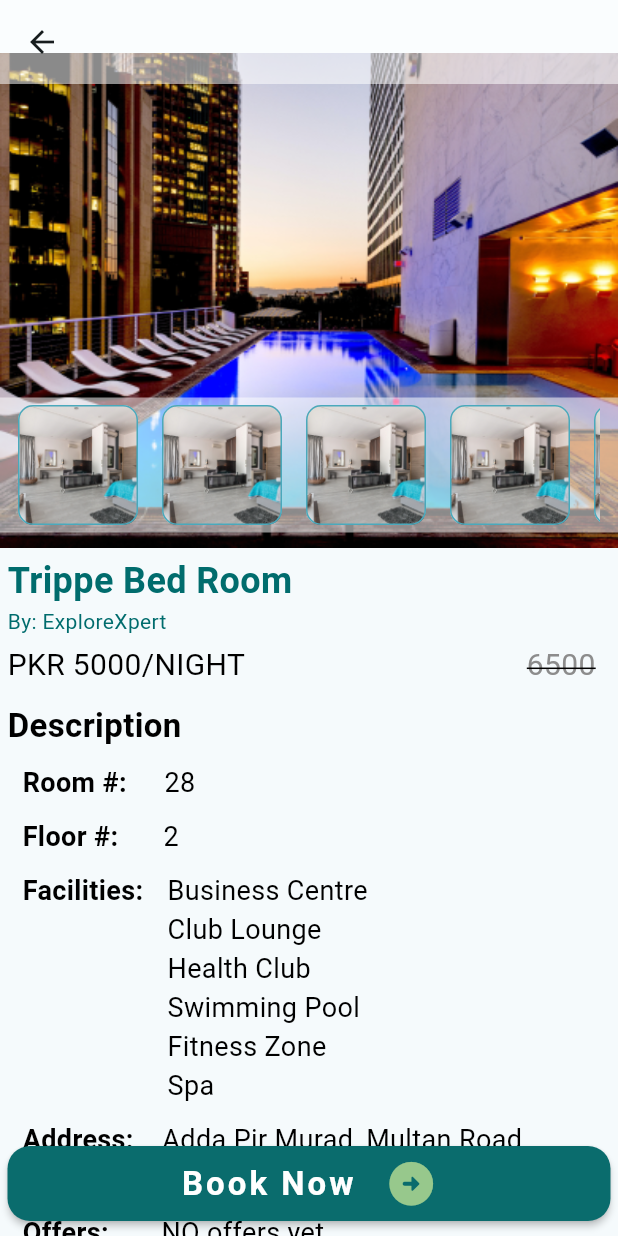
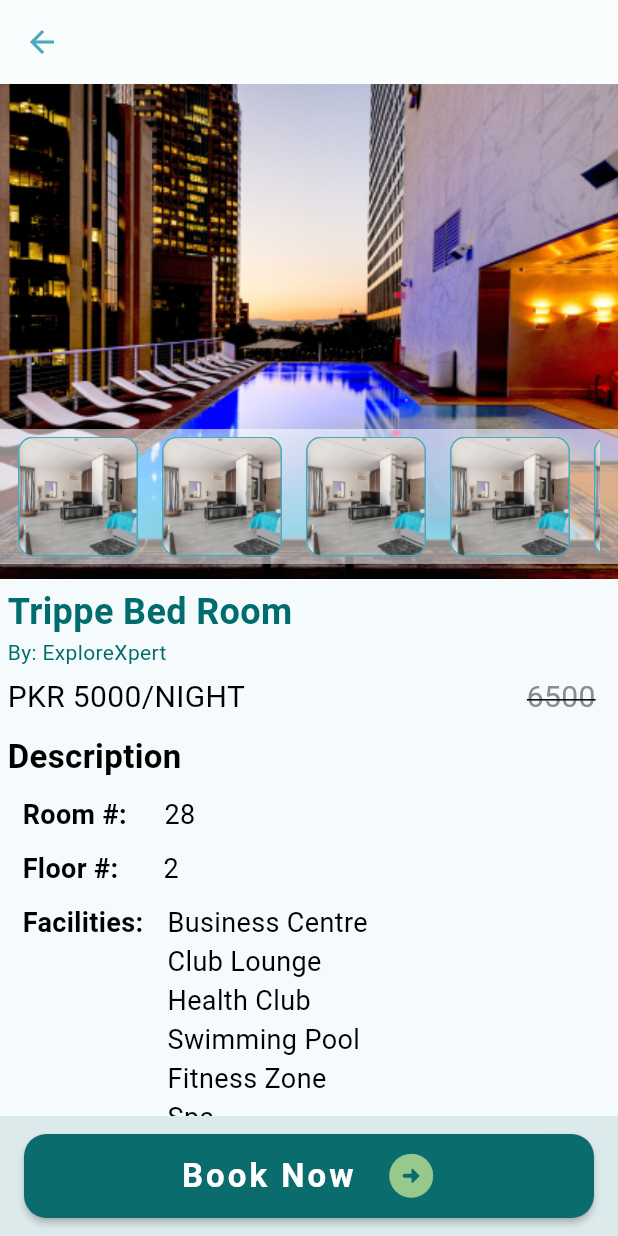
Before and after one commit to tahagoheer/ExploreXpert---Your-Tour-Planner-and-Assistant, a Flutter app: the RoomDetails screen opened directly, on a phone screen of 412 x 824 dp. Run offline on Flutter 3.47's test engine with Material 3 defaults, Android fonts, the phone set to English and light mode, and no system bars; our stand-ins replace firebase_auth, firebase_core, fluttertoast, font_awesome_flutter, google_sign_in; accounts and stored records are empty.

Commit message:
A Tour Planner and Virtual Assistant Flutter App (Android, IOS, Web)

```diff
--- a/lib/features/app/home_page.dart
+++ b/lib/features/app/home_page.dart
@@ -1,7 +1,7 @@
+import 'package:explorexpert/features/user_auth/presentation/widgets/room_card.dart';
 import 'package:explorexpert/features/user_auth/presentation/widgets/section_heading.dart';
-import 'package:explorexpert/features/user_auth/presentation/widgets/room_card.dart';
-import 'package:flutter/cupertino.dart';
 import 'package:flutter/material.dart';
+
 import '../user_auth/presentation/widgets/hotel_type_card.dart';
 import '../user_auth/presentation/widgets/places_card.dart';
 
--- a/lib/features/user_auth/presentation/pages/room_details.dart
+++ b/lib/features/user_auth/presentation/pages/room_details.dart
@@ -12,6 +12,12 @@ class RoomDetails extends StatelessWidget {
   @override
   Widget build(BuildContext context) {
     return Scaffold(
+      appBar: AppBar(
+        foregroundColor: EXColors.primaryDark,
+        automaticallyImplyLeading: true,
+        leading: const BackButton(),
+        backgroundColor: Colors.white54,
+      ),
       body: SingleChildScrollView(
         child: Stack(
           children: [
@@ -21,16 +27,12 @@ class RoomDetails extends StatelessWidget {
                 /// 1 Product Image Slider
                 Stack(
                   children: [
-                    Padding(
-                      padding: const EdgeInsets.only(top: 35.0),
-                      child: Container(
+                    Container(
                       height: 330,
                       decoration: const BoxDecoration(
                           image: DecorationImage(
                               fit: BoxFit.fill,
-                                image:
-                                    AssetImage('assets/images/roomTest.png'))),
-                      ),
+                              image: AssetImage('assets/images/roomTest.png'))),
                     ),
                     Positioned(
                       right: 0,
@@ -64,11 +66,6 @@ class RoomDetails extends StatelessWidget {
                           ),
                         ),
                       ),
-                    ),
-                    AppBar(
-                      automaticallyImplyLeading: true,
-                      leading: const BackButton(),
-                      backgroundColor: Colors.white54,
                     ),
                   ],
                 ),
@@ -377,18 +374,24 @@ class RoomDetails extends StatelessWidget {
                 ),
               ],
             ),
-            Positioned(
-              top: MediaQuery.of(context).size.height - 60,
-              left: 5,
+          ],
+        ),
+      ),
+      bottomNavigationBar: BottomAppBar(
+        height: 80,
+        surfaceTintColor: EXColors.primaryDark,
+        clipBehavior: Clip.hardEdge,
         child: SizedBox(
           width: MediaQuery.of(context).size.width - 10,
           child: MaterialButton(
-                  onPressed: () {},
+            onPressed: () {
+              print('Goto Room Booking Page');
+            },
             color: EXColors.specialDark,
             height: 50,
             mouseCursor: MaterialStateMouseCursor.clickable,
-                  shape: RoundedRectangleBorder(
-                      borderRadius: BorderRadius.circular(15)),
+            shape:
+                RoundedRectangleBorder(borderRadius: BorderRadius.circular(15)),
             child: const Row(
               mainAxisAlignment: MainAxisAlignment.center,
               children: [
@@ -413,9 +416,6 @@ class RoomDetails extends StatelessWidget {
           ),
         ),
       ),
-          ],
-        ),
-      ),
     );
   }
 }
--- a/lib/main.dart
+++ b/lib/main.dart
@@ -2,9 +2,10 @@ import 'package:explorexpert/features/app/splash_screen.dart';
 import 'package:explorexpert/features/user_auth/presentation/pages/auth_via_page.dart';
 import 'package:explorexpert/features/user_auth/presentation/widgets/essentials.dart';
 import 'package:firebase_core/firebase_core.dart';
-import 'features/user_auth/presentation/pages/room_details.dart';
 import 'firebase_options.dart';
 import 'package:flutter/material.dart';
+
+import 'global/navigation_menu.dart';
 
 void main() async {
   WidgetsFlutterBinding.ensureInitialized();
@@ -27,7 +28,7 @@ class MyApp extends StatelessWidget {
         useMaterial3: true,
       ),
       home: const SplashScreen(
-        child: RoomDetails(),
+        child: NavigationMenu(),
       ),
     );
   }
```
Also changed, not shown: lib/features/user_auth/presentation/widgets/room_card.dart (+7 -1 lines), lib/global/navigation_menu.dart (+10 -4 lines). Lines whose indentation alone changed are shown as unchanged.
